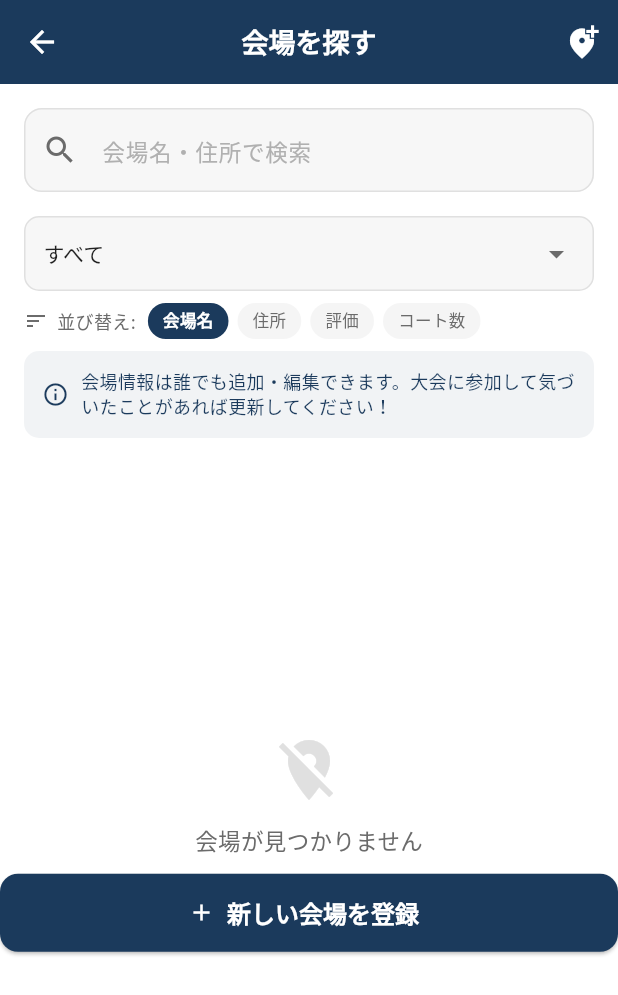
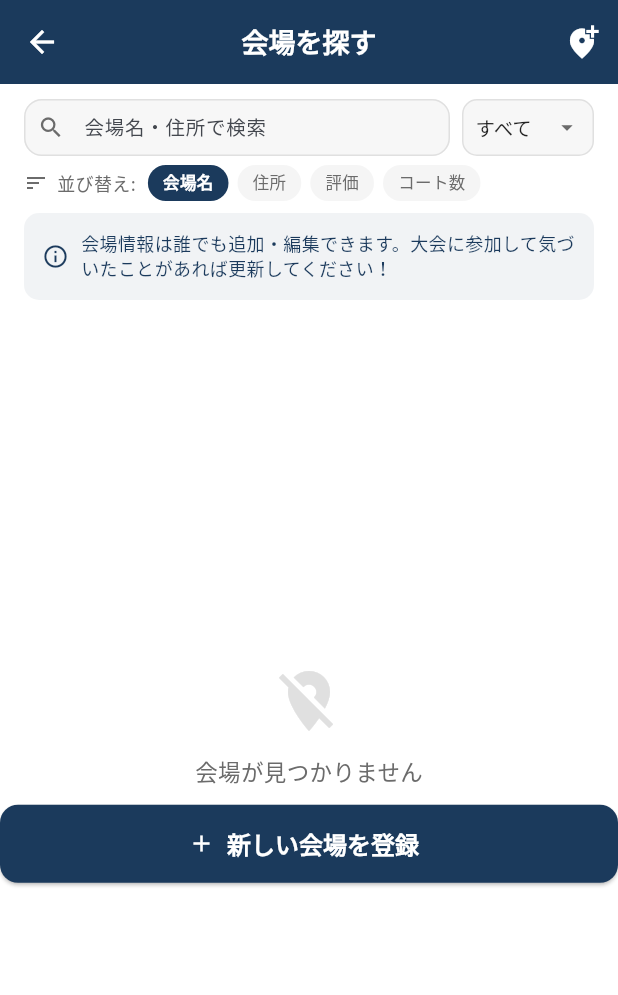
Before and after one commit to sofvo-dev/sofvo, a Flutter app: the VenueSearchScreen screen opened directly, on a phone screen of 412 x 824 dp. Shown: the top 995 px of the screen. Run offline on Flutter 3.47's test engine with Material 3 defaults, Android fonts, the phone set to English and light mode, and no system bars; our stand-ins replace cached_network_image, cloud_firestore, file_picker, firebase_auth, firebase_core, firebase_messaging and 9 more; missing offline and left inert: dart:js_interop, mobile_scanner; accounts and stored records are empty; network calls fail.

Commit message:
会場検索の検索窓と都道府県フィルタをコンパクトに横並び配置
- 検索窓の高さを縮小(38px)、フォントサイズ調整
- 都道府県ドロップダウンを検索窓の右に横並び配置
- 全体の余白を削減してリスト表示エリアを広く確保

https://claude.ai/code/session_01NdXNSNEhWCRPmtaSJSELhX

```diff
--- a/lib/screens/tournament/venue_search_screen.dart
+++ b/lib/screens/tournament/venue_search_screen.dart
@@ -89,24 +89,35 @@ class _VenueSearchScreenState extends State<VenueSearchScreen> {
         ],
       ),
       body: Column(children: [
+        // 検索窓 + 都道府県フィルタ（横並び）
         Padding(
-          padding: const EdgeInsets.all(16),
+          padding: const EdgeInsets.fromLTRB(16, 10, 16, 6),
+          child: Row(children: [
+            // 検索窓
+            Expanded(
+              child: SizedBox(
+                height: 38,
                 child: TextField(
                   controller: _searchCtrl,
                   onChanged: (v) => setState(() => _query = v.trim().toLowerCase()),
+                  style: const TextStyle(fontSize: 13),
                   decoration: InputDecoration(
                     hintText: '会場名・住所で検索',
-              prefixIcon: const Icon(Icons.search, color: AppTheme.textSecondary),
+                    hintStyle: const TextStyle(fontSize: 13),
+                    prefixIcon: const Icon(Icons.search, size: 18, color: AppTheme.textSecondary),
+                    prefixIconConstraints: const BoxConstraints(minWidth: 36),
+                    contentPadding: const EdgeInsets.symmetric(vertical: 0, horizontal: 12),
                     filled: true, fillColor: AppTheme.backgroundColor,
-              border: OutlineInputBorder(borderRadius: BorderRadius.circular(12), borderSide: BorderSide.none),
+                    border: OutlineInputBorder(borderRadius: BorderRadius.circular(10), borderSide: BorderSide.none),
                   ),
                 ),
               ),
-        // 都道府県フィルタ
-        Padding(
-          padding: const EdgeInsets.symmetric(horizontal: 16),
-          child: Container(
-            padding: const EdgeInsets.symmetric(horizontal: 12),
+            ),
+            const SizedBox(width: 8),
+            // 都道府県ドロップダウン
+            Container(
+              height: 38,
+              padding: const EdgeInsets.symmetric(horizontal: 8),
               decoration: BoxDecoration(
                 color: AppTheme.backgroundColor,
                 borderRadius: BorderRadius.circular(10),
@@ -115,9 +126,8 @@ class _VenueSearchScreenState extends State<VenueSearchScreen> {
               child: DropdownButtonHideUnderline(
                 child: DropdownButton<String>(
                   value: _filterPrefecture,
-                isExpanded: true,
-                icon: const Icon(Icons.arrow_drop_down, color: AppTheme.textSecondary),
-                style: const TextStyle(fontSize: 14, color: Colors.black87),
+                  icon: const Icon(Icons.arrow_drop_down, size: 18, color: AppTheme.textSecondary),
+                  style: const TextStyle(fontSize: 13, color: Colors.black87),
                   items: ['すべて', ..._prefectures].map((pref) =>
                     DropdownMenuItem(value: pref, child: Text(pref)),
                   ).toList(),
@@ -125,8 +135,8 @@ class _VenueSearchScreenState extends State<VenueSearchScreen> {
                 ),
               ),
             ),
+          ]),
         ),
-        const SizedBox(height: 8),
         // 並び替え
         Padding(
           padding: const EdgeInsets.symmetric(horizontal: 16),
```
Lines whose indentation alone changed are shown as unchanged.
